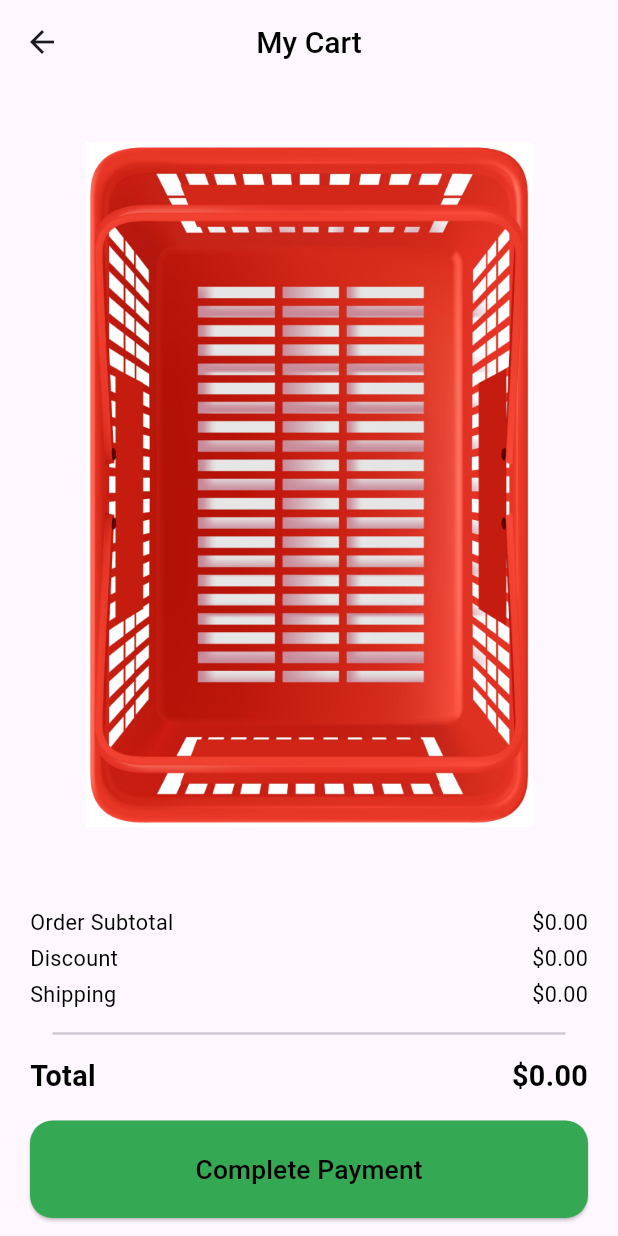
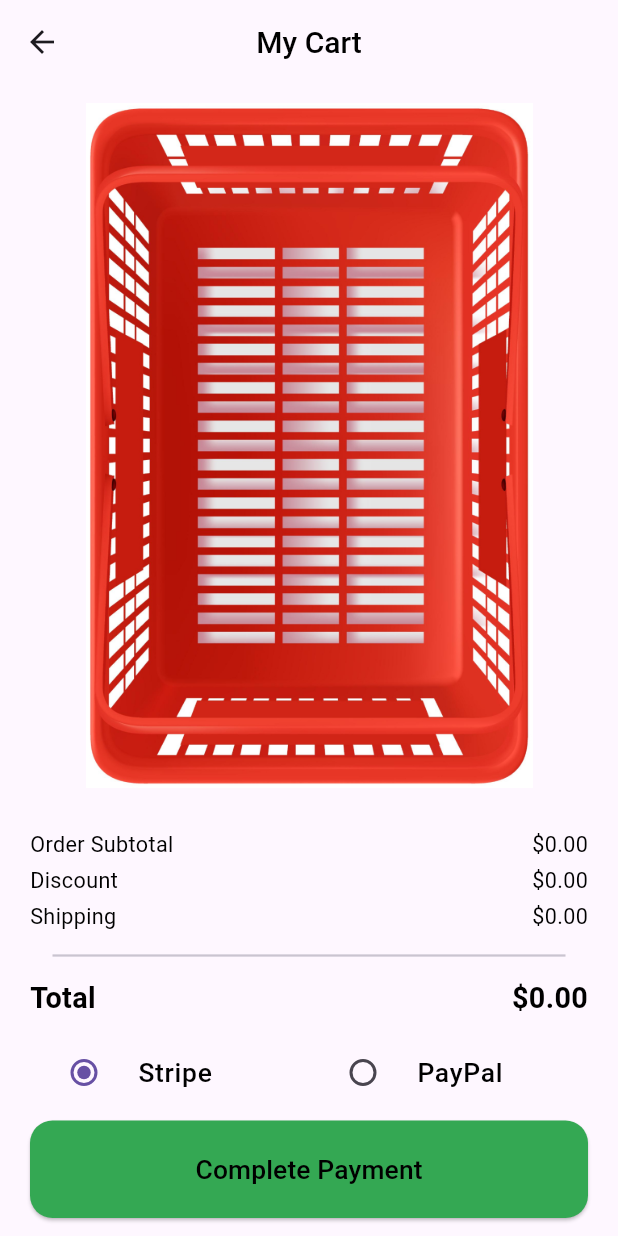
Before and after one commit to azimramadan/payment-feature, a Flutter app: the CartView screen opened directly, on a phone screen of 412 x 824 dp. Run offline on Flutter 3.47's test engine with Material 3 defaults, Android fonts, the light colour scheme and no system bars; our stand-ins replace bloc, flutter_bloc.

Commit message:
add PaymentMethodSelector widget with Stripe and PayPal options.

```diff
--- a/lib/features/cart_checkout/presentation/views/widgets/cart_view_body.dart
+++ b/lib/features/cart_checkout/presentation/views/widgets/cart_view_body.dart
@@ -1,8 +1,6 @@
 import 'package:flutter/material.dart';
 import 'package:flutter_bloc/flutter_bloc.dart';
-import 'package:payment_feature/core/constants/app_assets.dart';
 import 'package:payment_feature/features/cart_checkout/data/models/cart_item_model.dart';
-import 'package:payment_feature/features/cart_checkout/data/models/product_model.dart';
 import 'package:payment_feature/features/cart_checkout/presentation/view_models/cubit/product_cubit_cubit.dart';
 import 'package:payment_feature/features/cart_checkout/presentation/views/widgets/basket_area.dart';
 import 'package:payment_feature/features/cart_checkout/presentation/views/widgets/payment_Summary_section.dart';
--- a/lib/features/cart_checkout/presentation/views/widgets/payment_Summary_section.dart
+++ b/lib/features/cart_checkout/presentation/views/widgets/payment_Summary_section.dart
@@ -3,10 +3,18 @@ import 'package:payment_feature/core/constants/styles/app_text_styles.dart';
 import 'package:payment_feature/features/cart_checkout/data/models/order_summary_item.dart';
 import 'package:payment_feature/features/cart_checkout/data/models/order_summary_model.dart';
 import 'package:payment_feature/features/cart_checkout/presentation/views/widgets/action_button.dart';
+import 'package:payment_feature/features/cart_checkout/presentation/views/widgets/payment_method_selector.dart';
 
-class PaymentSummarySection extends StatelessWidget {
+class PaymentSummarySection extends StatefulWidget {
   const PaymentSummarySection({super.key, required this.orderSummaryModel});
   final OrderSummaryModel orderSummaryModel;
+
+  @override
+  State<PaymentSummarySection> createState() => _PaymentSummarySectionState();
+}
+
+class _PaymentSummarySectionState extends State<PaymentSummarySection> {
+  PaymentMethod selectedMethod = PaymentMethod.stripe;
   @override
   Widget build(BuildContext context) {
     return Column(
@@ -14,31 +22,43 @@ class PaymentSummarySection extends StatelessWidget {
         OrderSummaryRow(
           orderSummaryItem: OrderSummaryItem(
             label: 'Order Subtotal',
-            value: '\$${orderSummaryModel.subtotal.toStringAsFixed(2)}',
+            value: '\$${widget.orderSummaryModel.subtotal.toStringAsFixed(2)}',
           ),
         ),
         const SizedBox(height: 3),
         OrderSummaryRow(
           orderSummaryItem: OrderSummaryItem(
             label: 'Discount',
-            value: '\$${orderSummaryModel.discount.toStringAsFixed(2)}',
+            value: '\$${widget.orderSummaryModel.discount.toStringAsFixed(2)}',
           ),
         ),
         const SizedBox(height: 3),
         OrderSummaryRow(
           orderSummaryItem: OrderSummaryItem(
             label: 'Shipping',
-            value: '\$${orderSummaryModel.shipping.toStringAsFixed(2)}',
+            value: '\$${widget.orderSummaryModel.shipping.toStringAsFixed(2)}',
           ),
         ),
         Divider(height: 30, thickness: 1.5, indent: 15, endIndent: 15),
         OrderSummaryRow(
           orderSummaryItem: OrderSummaryItem(
             label: 'Total',
-            value: '\$${orderSummaryModel.total.toStringAsFixed(2)}',
+            value: '\$${widget.orderSummaryModel.total.toStringAsFixed(2)}',
           ),
         ),
-        const SizedBox(height: 16),
+        const SizedBox(height: 8),
+
+        PaymentMethodSelector(
+          selectedMethod: selectedMethod,
+          onChanged: (method) {
+            if (method != null) {
+              setState(() {
+                selectedMethod = method;
+              });
+            }
+          },
+        ),
+        const SizedBox(height: 4),
         ActionButton(),
         const SizedBox(height: 12),
       ],
--- /dev/null
+++ b/lib/features/cart_checkout/presentation/views/widgets/payment_method_selector.dart
@@ -0,0 +1,66 @@
+import 'package:flutter/material.dart';
+import 'package:payment_feature/core/constants/styles/app_text_styles.dart';
+
+enum PaymentMethod { stripe, paypal }
+
+class PaymentMethodSelector extends StatefulWidget {
+  final PaymentMethod selectedMethod;
+  final void Function(PaymentMethod?)? onChanged;
+
+  const PaymentMethodSelector({
+    super.key,
+    required this.selectedMethod,
+    required this.onChanged,
+  });
+
+  @override
+  State<PaymentMethodSelector> createState() => _PaymentMethodSelectorState();
+}
+
+class _PaymentMethodSelectorState extends State<PaymentMethodSelector> {
+  @override
+  Widget build(BuildContext context) {
+    return Row(
+      children: [
+        Expanded(
+          child: Theme(
+            data: Theme.of(context).copyWith(
+              splashColor: Colors.transparent,
+              highlightColor: Colors.transparent,
+              hoverColor: Colors.transparent,
+              splashFactory: NoSplash.splashFactory,
+            ),
+            child: RadioListTile<PaymentMethod>(
+              title: Text(
+                'Stripe',
+                style: AppTextStyles.interMedium22(context),
+              ),
+              value: PaymentMethod.stripe,
+              groupValue: widget.selectedMethod,
+              onChanged: widget.onChanged,
+            ),
+          ),
+        ),
+        Expanded(
+          child: Theme(
+            data: Theme.of(context).copyWith(
+              splashColor: Colors.transparent,
+              highlightColor: Colors.transparent,
+              hoverColor: Colors.transparent,
+              splashFactory: NoSplash.splashFactory,
+            ),
+            child: RadioListTile<PaymentMethod>(
+              title: Text(
+                'PayPal',
+                style: AppTextStyles.interMedium22(context),
+              ),
+              value: PaymentMethod.paypal,
+              groupValue: widget.selectedMethod,
+              onChanged: widget.onChanged,
+            ),
+          ),
+        ),
+      ],
+    );
+  }
+}
```
